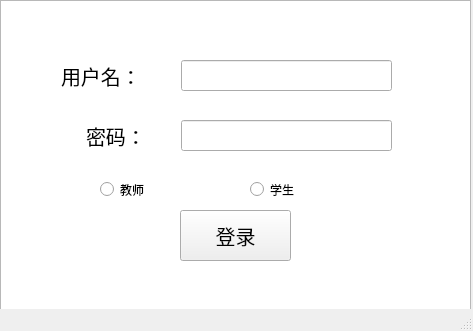
First picture: the form in mainwindow.ui, repository BryanDucourt/-_Qt, before the edit.
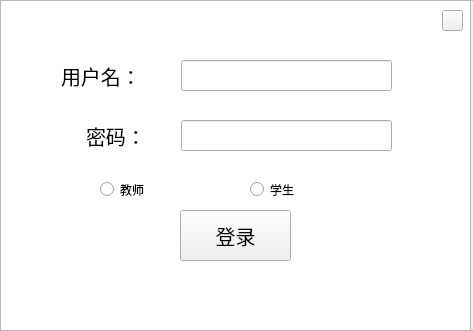
Second picture: the form after the edit. Icons and pictures are not drawn.

```diff
--- a/mainwindow.ui
+++ b/mainwindow.ui
@@ -59,7 +59,7 @@
     </property>
     <property name="font">
      <font>
-      <family>宋体</family>
+      <family>幼圆</family>
       <pointsize>15</pointsize>
      </font>
     </property>
@@ -78,7 +78,7 @@
     </property>
     <property name="font">
      <font>
-      <family>宋体</family>
+      <family>幼圆</family>
       <pointsize>15</pointsize>
      </font>
     </property>
@@ -97,10 +97,13 @@
     </property>
     <property name="font">
      <font>
-      <family>宋体</family>
+      <family>幼圆</family>
       <pointsize>15</pointsize>
      </font>
     </property>
+    <property name="styleSheet">
+     <string notr="true">border-image: url(:/new/background/ChooseButton.png);</string>
+    </property>
     <property name="text">
      <string>登录</string>
     </property>
@@ -127,6 +130,11 @@
       <height>19</height>
      </rect>
     </property>
+    <property name="font">
+     <font>
+      <family>幼圆</family>
+     </font>
+    </property>
     <property name="text">
      <string>教师</string>
     </property>
@@ -140,6 +148,14 @@
       <height>19</height>
      </rect>
     </property>
+    <property name="font">
+     <font>
+      <family>幼圆</family>
+     </font>
+    </property>
+    <property name="styleSheet">
+     <string notr="true"/>
+    </property>
     <property name="text">
      <string>学生</string>
     </property>
@@ -157,7 +173,43 @@
      <string notr="true"/>
     </property>
    </widget>
+   <widget class="QFrame" name="frame">
+    <property name="geometry">
+     <rect>
+      <x>0</x>
+      <y>0</y>
+      <width>481</width>
+      <height>331</height>
+     </rect>
+    </property>
+    <property name="styleSheet">
+     <string notr="true">border-image: url(:/new/background/mainBack.jpg);</string>
+    </property>
+    <property name="frameShape">
+     <enum>QFrame::StyledPanel</enum>
+    </property>
+    <property name="frameShadow">
+     <enum>QFrame::Raised</enum>
+    </property>
+    <widget class="QPushButton" name="pushButton_2">
+     <property name="geometry">
+      <rect>
+       <x>442</x>
+       <y>10</y>
+       <width>21</width>
+       <height>21</height>
+      </rect>
+     </property>
+     <property name="styleSheet">
+      <string notr="true">border-image: url(:/new/background/CloseButton.png);</string>
+     </property>
+     <property name="text">
+      <string/>
+     </property>
+    </widget>
+   </widget>
    <zorder>listView</zorder>
+   <zorder>frame</zorder>
    <zorder>idInput</zorder>
    <zorder>input2</zorder>
    <zorder>label</zorder>
@@ -167,7 +219,6 @@
    <zorder>radioButton</zorder>
    <zorder>radioButton_2</zorder>
   </widget>
-  <widget class="QStatusBar" name="statusbar"/>
  </widget>
  <resources/>
  <connections/>
```
